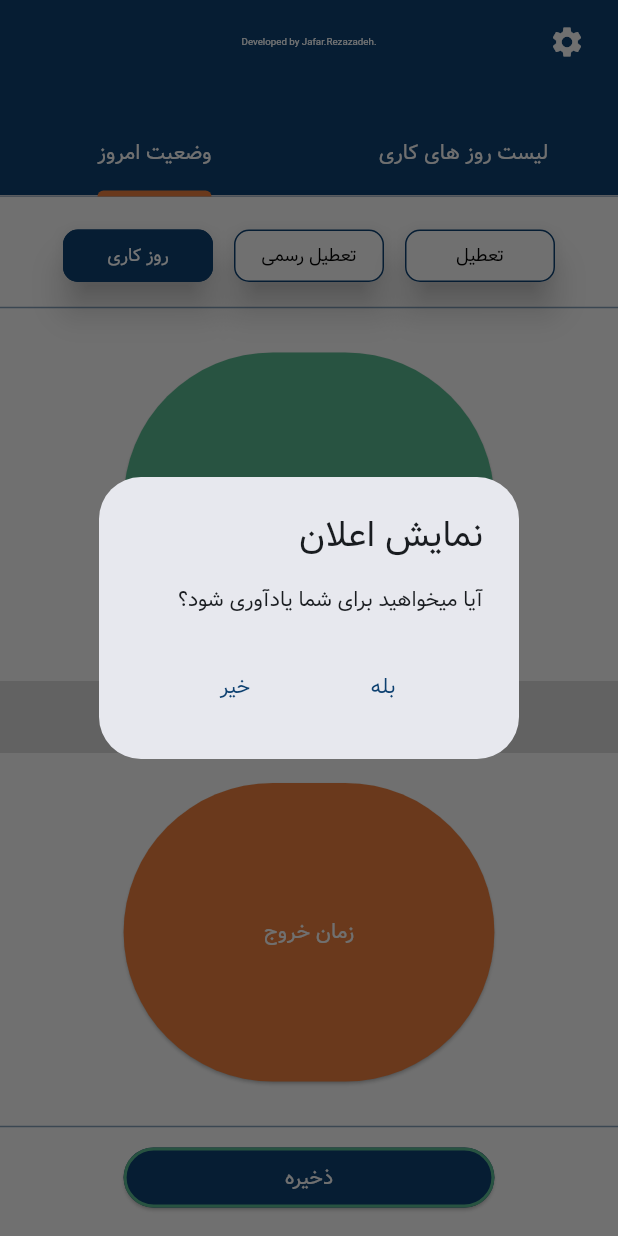
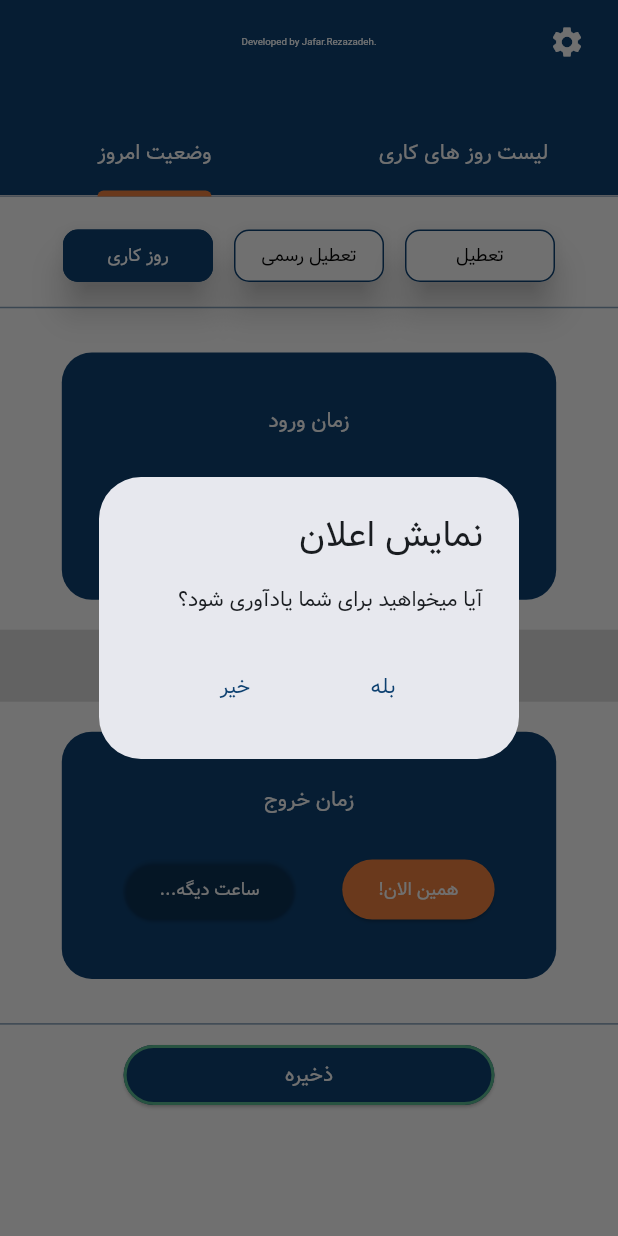
Before and after one commit to Jafar-Rezazadeh/worked_days, a Flutter app: the screen it shows after launch, on a phone screen of 412 x 824 dp. Run offline on Flutter 3.47's test engine with Material 3 defaults, Android fonts, the light colour scheme and no system bars; drawn by our look-alikes of custom_radio_grouped_button; our stand-ins replace awesome_notifications, expandable, flutter_animate, flutter_bloc, flutter_screenutil, shamsi_date and 2 more; missing offline and left inert: flutter_dash, persian_datetime_picker, persian_number_utility; accounts and stored records are empty.

Commit message:
80% done, just need to check out a few things

```diff
--- a/lib/bloc/controller/main_screen_controller.dart
+++ b/lib/bloc/controller/main_screen_controller.dart
@@ -3,13 +3,12 @@ import 'package:worked_days/bloc/entities/notification_pref_model.dart';
 import 'package:worked_days/bloc/services/settings_service.dart';
 
 class MainScreenController {
-  NotificationPrefModel? _notificationPrefModel;
-
-  get notificationPrefModel => _notificationPrefModel;
-
+  late NotificationPrefModel _notificationPrefModel = getNotificationStatus();
   MainScreenController() {
     getNotificationStatus();
   }
+
+  get notificationPrefModel => _notificationPrefModel;
 
   getNotificationStatus() async {
     _notificationPrefModel = await SettingsService.getNotificationStatus();
@@ -18,8 +17,8 @@ class MainScreenController {
   Future<bool> isNotificationStatusSaved() async {
     bool isNotificationAllowed = await AwesomeNotifications().isNotificationAllowed();
 
-    if (_notificationPrefModel!.notificationIsEnabled == null ||
-        isNotificationAllowed == false && _notificationPrefModel!.notificationIsEnabled != false) {
+    if (_notificationPrefModel.notificationIsEnabled == null ||
+        isNotificationAllowed == false && _notificationPrefModel.notificationIsEnabled != false) {
       return true;
     } else {
       return false;
--- a/lib/ui/theme/theme_class.dart
+++ b/lib/ui/theme/theme_class.dart
@@ -20,5 +20,9 @@ class MainThemeClass {
         backgroundColor: MaterialStatePropertyAll<Color>(ColorPallet.yaleBlue),
         foregroundColor: MaterialStatePropertyAll<Color>(ColorPallet.smoke),
       ),
-      ));
+    ),
+    snackBarTheme: SnackBarThemeData(
+      backgroundColor: ColorPallet.orange,
+    ),
+  );
 }
--- a/lib/ui/view/screens/worked_days_status/tabs/today_status/tear_down/get_today_status_new/get_today_status.dart
+++ b/lib/ui/view/screens/worked_days_status/tabs/today_status/tear_down/get_today_status_new/get_today_status.dart
@@ -2,12 +2,15 @@ import 'package:flutter/material.dart';
 import 'package:flutter_screenutil/flutter_screenutil.dart';
 import 'package:worked_days/bloc/entities/worked_day_model.dart';
 import 'package:worked_days/bloc/services/get_list_of_status.dart';
+import 'package:worked_days/ui/extentions/to_persian_period.dart';
 import 'package:worked_days/ui/theme/color_schema.dart';
 import 'package:worked_days/ui/view/screens/worked_days_status/tabs/today_status/tear_down/get_today_status_new/widgets/in_out_time.dart';
 import 'package:worked_days/ui/view/screens/worked_days_status/tabs/today_status/tear_down/get_today_status_new/widgets/radio_buttons_of_status.dart';
+import 'package:worked_days/ui/view/shared/widgets/custom_snackbar.dart';
 
 class GetTodayStatusNewUI extends StatefulWidget {
-  final Function onSubmit;
+  final Function(WorkDayModel) onSubmit;
+
   const GetTodayStatusNewUI({super.key, required this.onSubmit});
 
   @override
@@ -16,20 +19,43 @@ class GetTodayStatusNewUI extends StatefulWidget {
 
 class _GetTodayStatusNewUIState extends State<GetTodayStatusNewUI> {
   WorkDayModel todayStatusInfo = getListOfStatus().first;
+
   @override
   Widget build(BuildContext context) {
-    return Padding(
+    return SingleChildScrollView(
+      child: Container(
+        height: 0.758.sh,
         padding: EdgeInsets.symmetric(vertical: 15.sp),
         child: Column(
           mainAxisAlignment: MainAxisAlignment.spaceEvenly,
           mainAxisSize: MainAxisSize.max,
           children: [
             RadioButtonsOfTodayStatus(onChange: (value) => setState(() => todayStatusInfo = value)),
-          if (todayStatusInfo.workDay) _inOutTime(),
+            if (todayStatusInfo.workDay) ..._inOutTime(),
             _submitButton(),
           ],
         ),
+      ),
     );
+  }
+
+  List<Widget> _inOutTime() {
+    return [
+      Divider(
+        height: 20.sp,
+        color: ColorPallet.yaleBlue.withOpacity(0.5),
+        thickness: 1,
+      ),
+      InOutTimeSelector(onChange: (inTime, outTime) {
+        todayStatusInfo.inTime = inTime?.format(context).toPersianPeriod;
+        todayStatusInfo.outTime = outTime?.format(context).toPersianPeriod;
+      }),
+      Divider(
+        height: 20.sp,
+        color: ColorPallet.yaleBlue.withOpacity(0.5),
+        thickness: 1,
+      ),
+    ];
   }
 
   Widget _submitButton() {
@@ -47,29 +73,18 @@ class _GetTodayStatusNewUIState extends State<GetTodayStatusNewUI> {
             ),
           ),
         ),
-        onPressed: () {},
+        onPressed: () {
+          if (todayStatusInfo.inTime != null && todayStatusInfo.outTime != null) {
+            widget.onSubmit(todayStatusInfo);
+          } else {
+            showCustomSnackBar(
+              context: context,
+              text: "لطفا زمان ورود و خروج را مشخص کنید.",
+            );
+          }
+        },
         child: const Text("ذخیره"),
       ),
     );
   }
-
-  Widget _inOutTime() {
-    return Expanded(
-      child: Column(
-        children: [
-          Divider(
-            height: 20.sp,
-            color: ColorPallet.yaleBlue.withOpacity(0.5),
-            thickness: 1,
-          ),
-          const InOutTimeSelector(),
-          Divider(
-            height: 20.sp,
-            color: ColorPallet.yaleBlue.withOpacity(0.5),
-            thickness: 1,
-          ),
-        ],
-      ),
-    );
 }
-}
--- a/lib/ui/view/screens/worked_days_status/tabs/today_status/tear_down/get_today_status_new/widgets/in_out_time.dart
+++ b/lib/ui/view/screens/worked_days_status/tabs/today_status/tear_down/get_today_status_new/widgets/in_out_time.dart
@@ -1,17 +1,21 @@
 import 'package:flutter/material.dart';
 import 'package:flutter_dash/flutter_dash.dart';
 import 'package:flutter_screenutil/flutter_screenutil.dart';
+import 'package:persian_datetime_picker/persian_datetime_picker.dart';
+import 'package:worked_days/ui/extentions/to_persian_period.dart';
 import 'package:worked_days/ui/theme/color_schema.dart';
 
 class InOutTimeSelector extends StatefulWidget {
-  const InOutTimeSelector({super.key});
+  final Function(TimeOfDay? inTime, TimeOfDay? outTime) onChange;
+  const InOutTimeSelector({super.key, required this.onChange});
 
   @override
   State<InOutTimeSelector> createState() => _InOutTimeSelectorState();
 }
 
 class _InOutTimeSelectorState extends State<InOutTimeSelector> {
-  //Todo: add 2 option for selecting in and out time as right now or in a specific time
+  TimeOfDay? inTime;
+  TimeOfDay? outTime;
   @override
   Widget build(BuildContext context) {
     return Expanded(
@@ -19,22 +23,56 @@ class _InOutTimeSelectorState extends State<InOutTimeSelector> {
         mainAxisSize: MainAxisSize.max,
         mainAxisAlignment: MainAxisAlignment.center,
         children: [
+          //In Time
           _inOutLayout(
-            child: ElevatedButton(
-              style: _elevetedButtonStyle(backgroundColor: ColorPallet.green),
-              onPressed: () {},
-              child: const Text("زمان ورود"),
+            child: Column(
+              mainAxisAlignment: MainAxisAlignment.spaceEvenly,
+              children: [
+                Text(
+                  "زمان ورود",
+                  style: TextStyle(
+                    color: ColorPallet.smoke,
+                  ),
+                ),
+                inTime == null
+                    ? _inTimeGetters()
+                    : Text(
+                        inTime!.format(context).toPersianPeriod,
+                        style: TextStyle(
+                          color: ColorPallet.green,
+                          fontSize: 20.sp,
+                        ),
+                      )
+              ],
             ),
           ),
+          //
           Dash(
             length: 0.9.sw,
             dashColor: ColorPallet.yaleBlue.withOpacity(0.8),
           ),
+          //
+          //Out time
           _inOutLayout(
-            child: ElevatedButton(
-              style: _elevetedButtonStyle(backgroundColor: ColorPallet.orange),
-              onPressed: () {},
-              child: const Text("زمان خروج"),
+            child: Column(
+              mainAxisAlignment: MainAxisAlignment.spaceEvenly,
+              children: [
+                Text(
+                  "زمان خروج",
+                  style: TextStyle(
+                    color: ColorPallet.smoke,
+                  ),
+                ),
+                outTime == null
+                    ? _outTimeGetters()
+                    : Text(
+                        outTime!.format(context).toPersianPeriod,
+                        style: TextStyle(
+                          color: ColorPallet.orange,
+                          fontSize: 20.sp,
+                        ),
+                      ),
+              ],
             ),
           )
         ],
@@ -46,8 +84,13 @@ class _InOutTimeSelectorState extends State<InOutTimeSelector> {
     return Expanded(
       child: Padding(
         padding: EdgeInsets.symmetric(vertical: 20.sp),
-        child: SizedBox(
-          width: 0.6.sw,
+        child: Container(
+          decoration: BoxDecoration(
+            color: ColorPallet.yaleBlue,
+            borderRadius: BorderRadius.circular(20),
+          ),
+          padding: const EdgeInsets.all(10),
+          width: 0.8.sw,
           child: child,
         ),
       ),
@@ -55,12 +98,83 @@ class _InOutTimeSelectorState extends State<InOutTimeSelector> {
   }
 
   ButtonStyle _elevetedButtonStyle({Color? foregroundColor, Color? backgroundColor}) {
-    Color backgroundColor_ = backgroundColor ?? ColorPallet.green;
-    Color foregroundColor_ = foregroundColor ?? ColorPallet.smoke;
+    return ButtonStyle(
+      textStyle: MaterialStatePropertyAll<TextStyle>(
+        TextStyle(
+          fontSize: 12.sp,
+          fontFamily: "Vazir",
+        ),
+      ),
+      backgroundColor: MaterialStatePropertyAll<Color>(backgroundColor ?? ColorPallet.green),
+      foregroundColor: MaterialStatePropertyAll<Color>(foregroundColor ?? ColorPallet.smoke),
+    );
+  }
 
-    return ButtonStyle(
-      backgroundColor: MaterialStatePropertyAll<Color>(backgroundColor_),
-      foregroundColor: MaterialStatePropertyAll<Color>(foregroundColor_),
+  Widget _inTimeGetters() {
+    return Row(
+      textDirection: TextDirection.rtl,
+      mainAxisAlignment: MainAxisAlignment.spaceEvenly,
+      children: [
+        // Right Now
+        ElevatedButton(
+          style: _elevetedButtonStyle(backgroundColor: ColorPallet.green),
+          onPressed: () {
+            setState(() => inTime = TimeOfDay.now());
+            widget.onChange(inTime, outTime);
+          },
+          child: const Text("!همین الان"),
+        ),
+        // Another Time
+        ElevatedButton(
+          style: _elevetedButtonStyle(backgroundColor: Colors.transparent),
+          onPressed: () async {
+            await showPersianTimePicker(
+              context: context,
+              initialTime: TimeOfDay.now(),
+            ).then(
+              (value) {
+                setState(() => inTime = value);
+                widget.onChange(inTime, outTime);
+              },
+            );
+          },
+          child: const Text("...ساعت دیگه"),
+        ),
+      ],
+    );
+  }
+
+  Widget _outTimeGetters() {
+    return Row(
+      mainAxisAlignment: MainAxisAlignment.spaceEvenly,
+      textDirection: TextDirection.rtl,
+      children: [
+        // Right now
+        ElevatedButton(
+          style: _elevetedButtonStyle(backgroundColor: ColorPallet.orange),
+          onPressed: () {
+            setState(() => outTime = TimeOfDay.now());
+            widget.onChange(inTime, outTime);
+          },
+          child: const Text("!همین الان"),
+        ),
+        // Another Time
+        ElevatedButton(
+          style: _elevetedButtonStyle(backgroundColor: Colors.transparent),
+          onPressed: () async {
+            await showPersianTimePicker(
+              context: context,
+              initialTime: TimeOfDay.now(),
+            ).then(
+              (value) {
+                setState(() => outTime = value);
+                widget.onChange(inTime, outTime);
+              },
+            );
+          },
+          child: const Text("...ساعت دیگه"),
+        ),
+      ],
     );
   }
 }
--- /dev/null
+++ b/lib/ui/view/shared/widgets/custom_snackbar.dart
@@ -0,0 +1,18 @@
+import 'package:flutter/material.dart';
+
+ScaffoldFeatureController showCustomSnackBar({
+  required BuildContext context,
+  required String? text,
+}) {
+  return ScaffoldMessenger.maybeOf(context)!.showSnackBar(
+    SnackBar(
+      duration: const Duration(seconds: 2),
+      content: Center(
+        child: Text(
+          text ?? "",
+          textDirection: TextDirection.rtl,
+        ),
+      ),
+    ),
+  );
+}
```
Also changed, not shown: 2 other files. Lines whose indentation alone changed are shown as unchanged.
